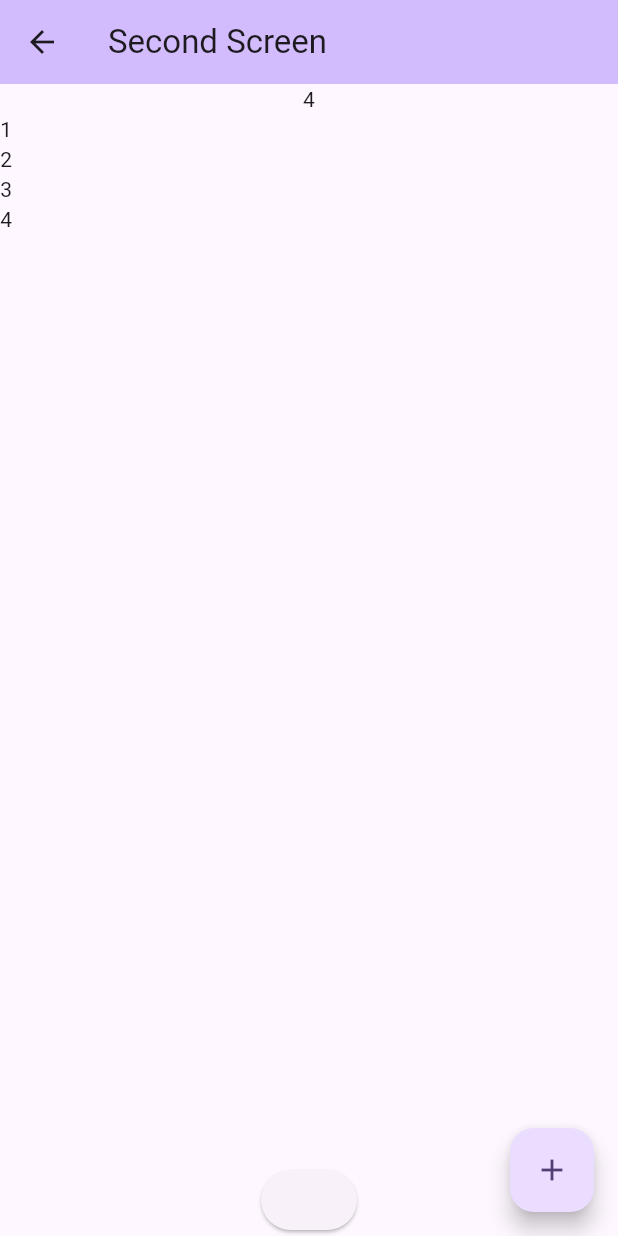
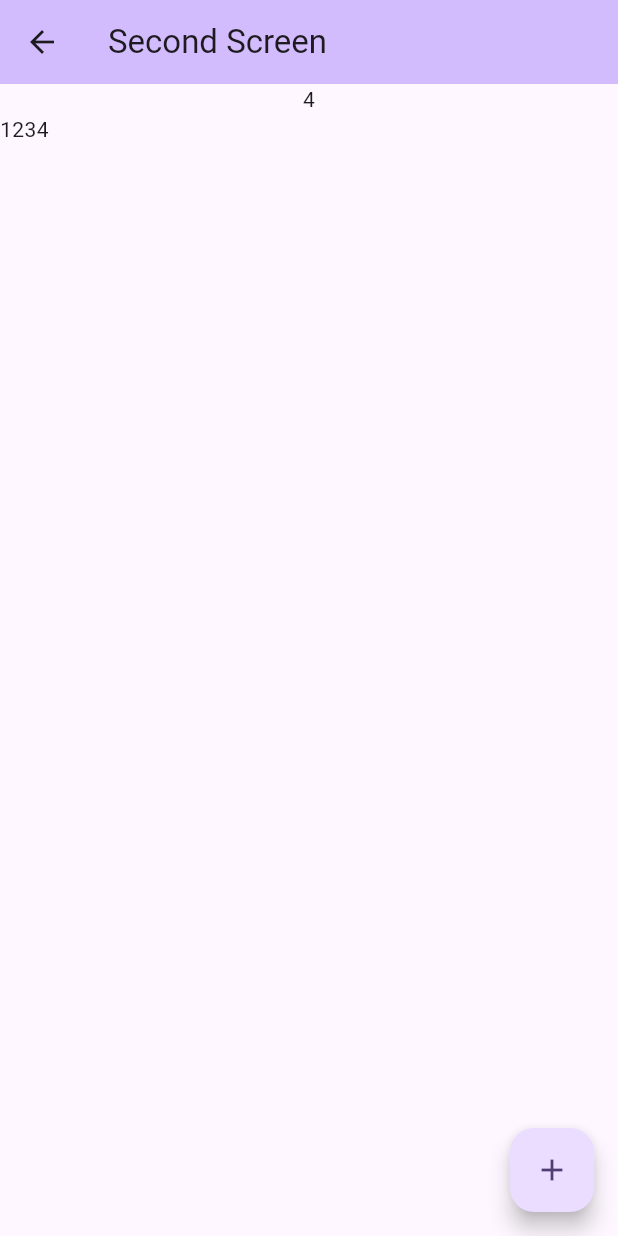
Before and after one commit to Sahan-95/Provider-demo---Flutter, a Flutter app: the Second screen opened directly, on a phone screen of 412 x 824 dp. Run offline on Flutter 3.47's test engine with Material 3 defaults, Android fonts, the phone set to English and light mode, and no system bars.

Commit message:
Adjusted second screen

```diff
--- a/lib/second.dart
+++ b/lib/second.dart
@@ -24,18 +24,13 @@ class _SecondState extends State<Second> {
                   Text(numbersProvider.numbers.last.toString()),
                   Expanded(
                     child: ListView.builder(
+                      scrollDirection: Axis.horizontal,
                         itemCount: numbersProvider.numbers.length,
                         itemBuilder: (context, index) {
-                          return Text(numbersProvider.numbers[index].toString());
+                          return Text(
+                              numbersProvider.numbers[index].toString());
                         }),
                   ),
-                  ElevatedButton(
-                      onPressed: () {
-                        Navigator.of(context).push(MaterialPageRoute(
-                            builder: (context) =>
-                                const Second(title: "Second Screen")));
-                      },
-                      child: child)
                 ],
               ),
               floatingActionButton: FloatingActionButton(
```
